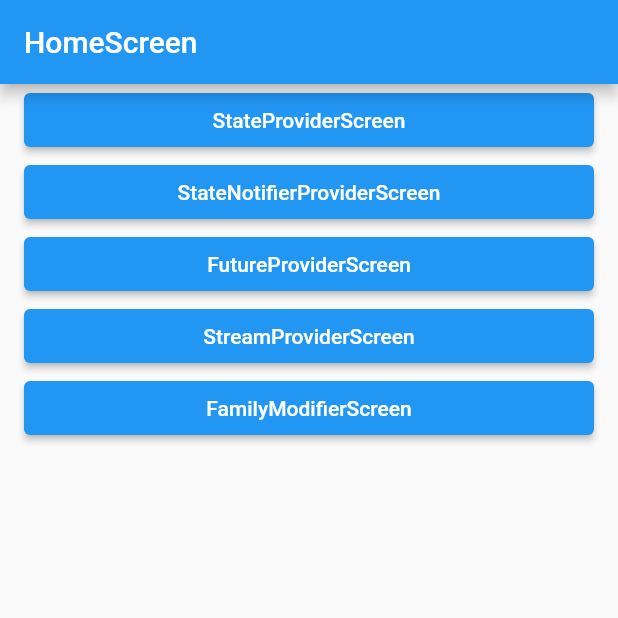
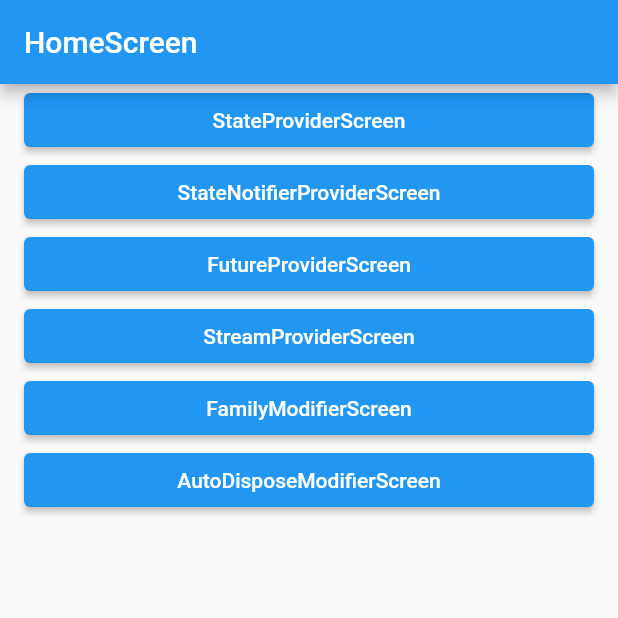
Before and after one commit to SunChulBaek-2/CodeFactoryRiverpod, a Flutter app: the screen it shows after launch, on a phone screen of 412 x 824 dp, the top half of it. Run offline on Flutter 3.47's test engine with Material 2 defaults, Android fonts, the phone set to English and light mode, and no system bars; our stand-ins replace flutter_riverpod.

Commit message:
AutoDispose Modifier 실습

```diff
--- a/lib/main.dart
+++ b/lib/main.dart
@@ -1,3 +1,4 @@
+import 'package:codefactory_riverpod/screen/auto_dispose_modifier_screen.dart';
 import 'package:codefactory_riverpod/screen/family_modifier_screen.dart';
 import 'package:codefactory_riverpod/screen/future_provider_screen.dart';
 import 'package:codefactory_riverpod/screen/home_screen.dart';
@@ -24,6 +25,8 @@ void main() {
                 return StreamProviderScreen();
               } else if (settings.name == FamilyModifierScreen.routeName) {
                 return FamilyModifierScreen();
+              } else if (settings.name == AutoDisposeModifierScreen.routeName) {
+                return AutoDisposeModifierScreen();
               }
               throw Exception();
             },
--- /dev/null
+++ b/lib/riverpod/auto_dispose_modifier_provider.dart
@@ -0,0 +1,6 @@
+import 'package:flutter_riverpod/flutter_riverpod.dart';
+
+final autoDisposeModifierProvider = FutureProvider.autoDispose<List<int>>((ref) async {
+  await Future.delayed(Duration(seconds: 2));
+  return [1,2,3,4,5];
+});
--- /dev/null
+++ b/lib/screen/auto_dispose_modifier_screen.dart
@@ -0,0 +1,25 @@
+import 'package:codefactory_riverpod/layout/default_layout.dart';
+import 'package:codefactory_riverpod/riverpod/auto_dispose_modifier_provider.dart';
+import 'package:flutter/material.dart';
+import 'package:flutter_riverpod/flutter_riverpod.dart';
+
+class AutoDisposeModifierScreen extends ConsumerWidget {
+  static const routeName = "/AutoDisposeModifierScreen";
+
+  const AutoDisposeModifierScreen({super.key});
+
+  @override
+  Widget build(BuildContext context, WidgetRef ref) {
+    final state = ref.watch(autoDisposeModifierProvider);
+    return DefaultLayout(
+      title: "AutoDisposeModifierScreen",
+      body: Center(
+        child: state.when(
+            data: (data) => Text(data.toString()),
+            error: (error, stack) => Text(error.toString()),
+            loading: () => CircularProgressIndicator()
+        ),
+      )
+    );
+  }
+}
--- a/lib/screen/home_screen.dart
+++ b/lib/screen/home_screen.dart
@@ -1,4 +1,5 @@
 import 'package:codefactory_riverpod/layout/default_layout.dart';
+import 'package:codefactory_riverpod/screen/auto_dispose_modifier_screen.dart';
 import 'package:codefactory_riverpod/screen/family_modifier_screen.dart';
 import 'package:codefactory_riverpod/screen/future_provider_screen.dart';
 import 'package:codefactory_riverpod/screen/state_notifier_provider.dart';
@@ -45,6 +46,12 @@ class HomeScreen extends StatelessWidget {
               },
               child: Text('FamilyModifierScreen')
           ),
+          ElevatedButton(
+              onPressed: () {
+                Navigator.of(context).pushNamed(AutoDisposeModifierScreen.routeName);
+              },
+              child: Text('AutoDisposeModifierScreen')
+          ),
         ],
       )
     );
```
